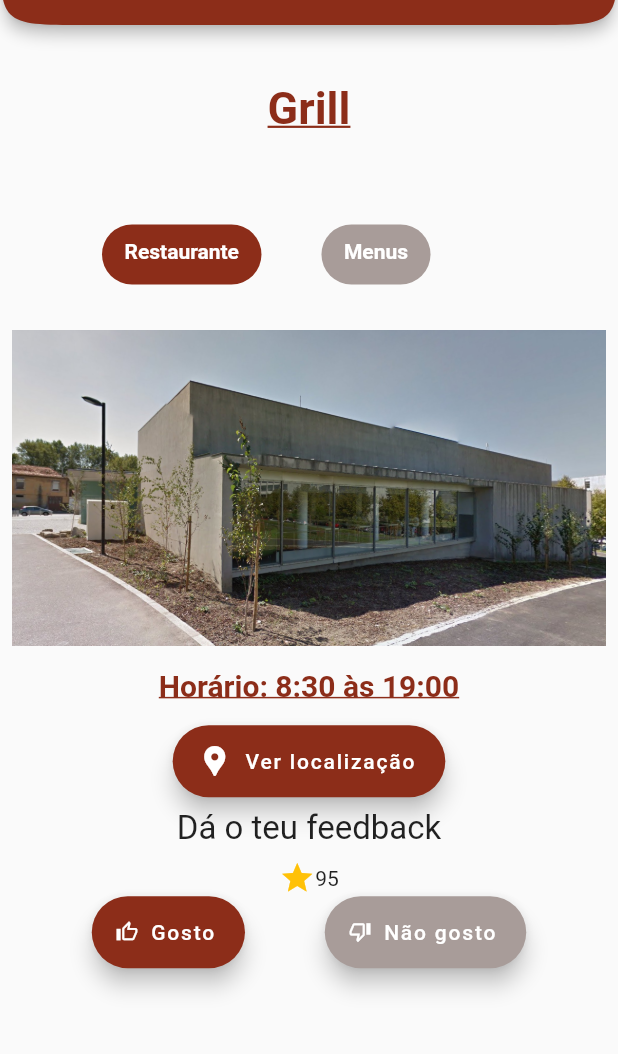
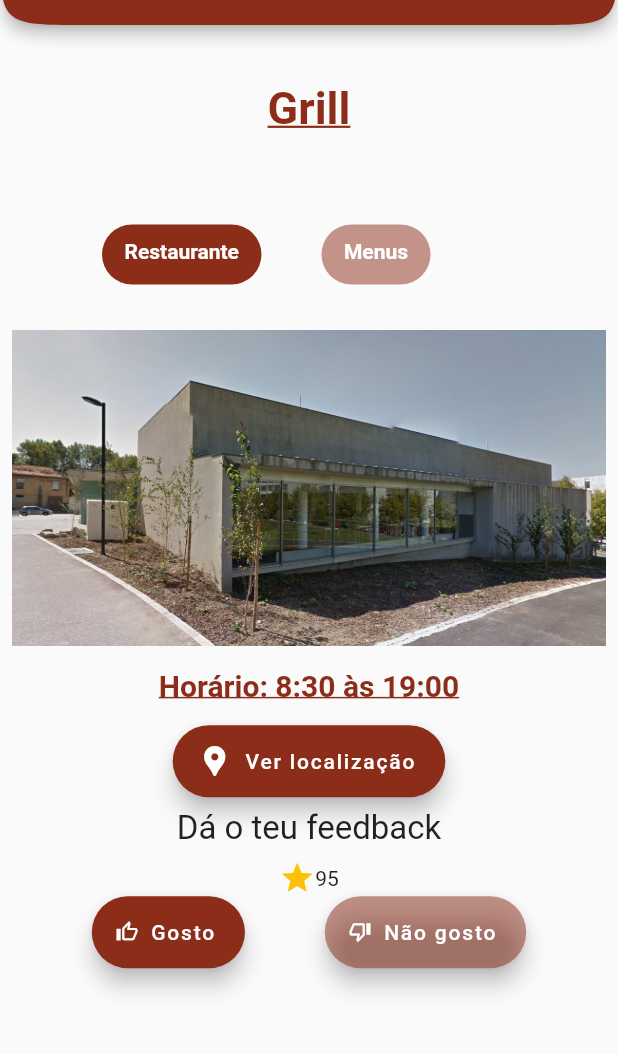
Before and after one commit to LEIC-ES-2021-22/2LEIC06T5, a Flutter app: the restaurantPage screen opened directly with sample values from the repository, after a tap on "Gosto", after a tap on "Não gosto", on a phone screen of 412 x 824 dp, the part 59-1113 px from its top. Run offline on Flutter 3.47's test engine with Material 2 defaults, Android fonts, the phone set to English and light mode, and no system bars; our stand-ins replace google_maps_flutter.

Commit message:
changed the color of the unselected buttons in the restaurantPage

```diff
--- a/unimeals/lib/constants/colors.dart
+++ b/unimeals/lib/constants/colors.dart
@@ -4,3 +4,4 @@ const Color mainRed = Color(0xFF8C2D19);
 const Color mainOrange = Color(0xFF9C402D);
 const Color secondaryOrange = Color(0x80D6955A);
 const Color mainGray = Color(0xFFA89C99);
+const Color secondaryRed = Color(0x808C2D19);
--- a/unimeals/lib/view/pages/restaurantPage.dart
+++ b/unimeals/lib/view/pages/restaurantPage.dart
@@ -119,7 +119,7 @@ class _restaurantPageState extends State<restaurantPage> {
                           restaurant.disliked = false;
                         } else if (restaurant.liked && !restaurant.disliked) { //se ja dei like nao quero deixar dar dislike ate que tire o like
                           restaurant.rating--;
-                          restaurant.likecolor = mainGray;
+                          restaurant.likecolor = secondaryRed;
                           restaurant.liked = false;
                           restaurant.disliked = false;
                         }
@@ -144,7 +144,7 @@ class _restaurantPageState extends State<restaurantPage> {
                           }
                           else if (restaurant.disliked) {
                             restaurant.rating++;
-                            restaurant.dislikecolor = mainGray;
+                            restaurant.dislikecolor = secondaryRed;
                             restaurant.disliked = false;
                             restaurant.liked = false;
                           }
--- a/unimeals/lib/view/widgets/changeViewButton.dart
+++ b/unimeals/lib/view/widgets/changeViewButton.dart
@@ -23,7 +23,7 @@ class ButtonList extends StatelessWidget {
               padding: const EdgeInsets.symmetric(vertical: 10, horizontal: 15),
               decoration: BoxDecoration(
                 borderRadius: BorderRadius.circular(20),
-                    color: selected == index ? mainRed : mainGray,
+                    color: selected == index ? mainRed : secondaryRed,
               ),
               child: Text(
                 buttons[index],
```
Also changed, not shown: unimeals/lib/model/restaurants.dart (+14 -14 lines).
